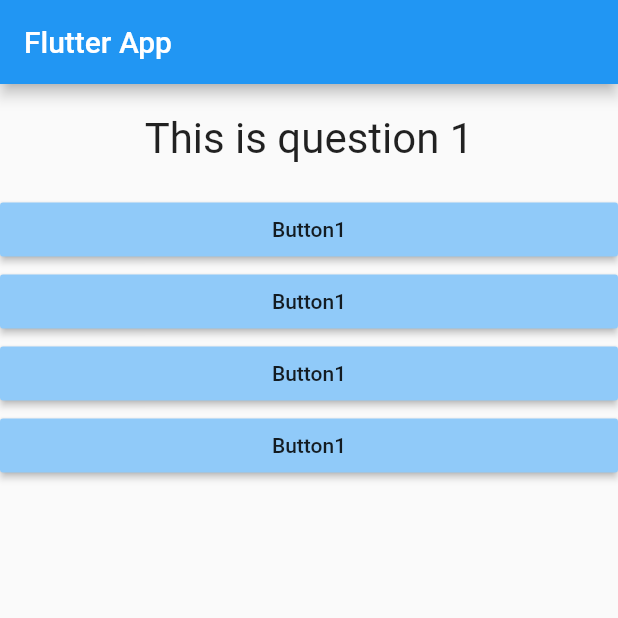
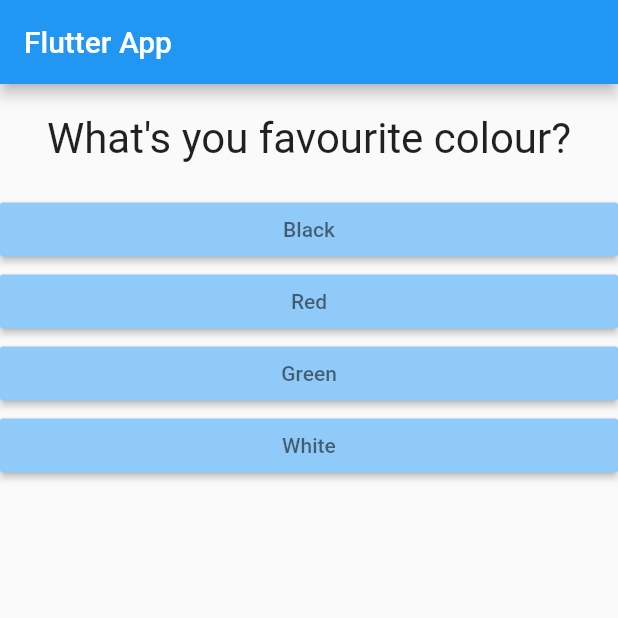
Before and after one commit to gr4mpus/QuizApp, a Flutter app: the screen it shows after launch, on a phone screen of 412 x 824 dp, the top half of it. Run offline on Flutter 3.47's test engine with Material 2 defaults, Android fonts, the phone set to English and light mode, and no system bars.

Commit message:
improved functionality

```diff
--- a/lib/answer.dart
+++ b/lib/answer.dart
@@ -1,15 +1,18 @@
 import 'package:flutter/material.dart';
+
 
 class Answer extends StatelessWidget {
   final Function answerSelector;
-  Answer(this.answerSelector);
+  final String answerText;
+  Answer(this.answerSelector,this.answerText);
   @override
   Widget build(BuildContext context) {
     return Container(
       width: double.infinity,
       child: RaisedButton(
               color: Colors.blue[200],
-              child: Text('Button1'),
+              child: Text(answerText),
+              textColor: Colors.black54,
               onPressed: answerSelector,
             ),
     );
--- a/lib/main.dart
+++ b/lib/main.dart
@@ -15,19 +15,36 @@ class MyApp extends StatefulWidget {
 class _MyAppState extends State<MyApp> {
   var _questionCounter = 0;
 
-  List _questionList = [
-    "This is question 1",
-    "This is question 2",
-    "This is question 3",
-    "This is question 4"
+  // List _questionList = [
+  //   "This is question 1",
+  //   "This is question 2",
+  //   "This is question 3",
+  //   "This is question 4"
+  // ];
+
+  final questions = [
+    {
+      'questionText': 'What\'s you favourite colour?',
+      'answers': ['Black', 'Red', 'Green', 'White']
+    },
+    {
+      'questionText': 'Question 2',
+      'answers': ['Black', 'Red', 'White']
+    },
+    {
+      'questionText': 'Question3',
+      'answers': ['Black', 'Red']
+    },
+    {
+      'questionText': 'Question4',
+      'answers': ['Black', 'Red', 'Green', 'White']
+    }
   ];
 
   void answerQuestion() {
     setState(() {
-      if (_questionCounter < _questionList.length - 1) {
-        _questionCounter++;
-        print("COUNTER INCREASED ${_questionCounter}");
-      }
+      _questionCounter++;
+      print("COUNTER INCREASED ${_questionCounter}");
     });
   }
 
@@ -36,15 +53,19 @@ class _MyAppState extends State<MyApp> {
     return MaterialApp(
       home: Scaffold(
         appBar: AppBar(title: Text('Flutter App')),
-        body: Column(
-          children: [
-            Question(_questionList[_questionCounter]),
-            Answer(answerQuestion),
-            Answer(answerQuestion),
-            Answer(answerQuestion),
-            Answer(answerQuestion),
-          ],
-        ),
+        body: _questionCounter < questions.length
+            ? Column(
+                children: [
+                  Question(questions[_questionCounter]['questionText']),
+                  ...(questions[_questionCounter]['answers'] as List<String>)
+                      .map((answer) {
+                    return Answer(answerQuestion, answer);
+                  }).toList(),
+                ],
+              )
+            : Center(
+                child: Text("All Done"),
+              ),
       ),
     );
   }
--- /dev/null
+++ b/lib/quiz.dart
@@ -0,0 +1,13 @@
+import 'package:flutter/material.dart';
+
+import './question.dart';
+import './answer.dart';
+
+class Quiz extends StatelessWidget {
+  @override
+  Widget build(BuildContext context) {
+    return Container(
+
+    );
+  }
+}
```
Also changed, not shown: lib/result.dart (added).
